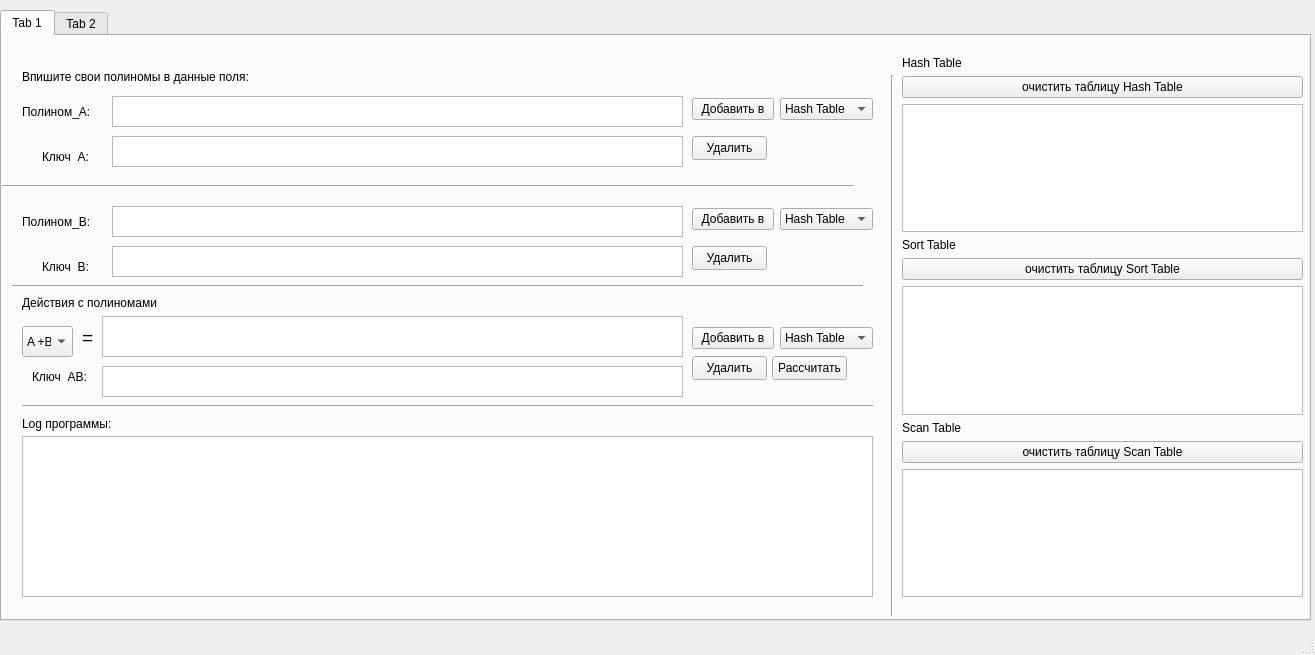
This is ErmolaevDA/03_lab_avl_table/samples/qt/mainwindow.ui in valentina-kustikova/mp2-practice as Qt 5 draws it before an edit. The edited form follows.
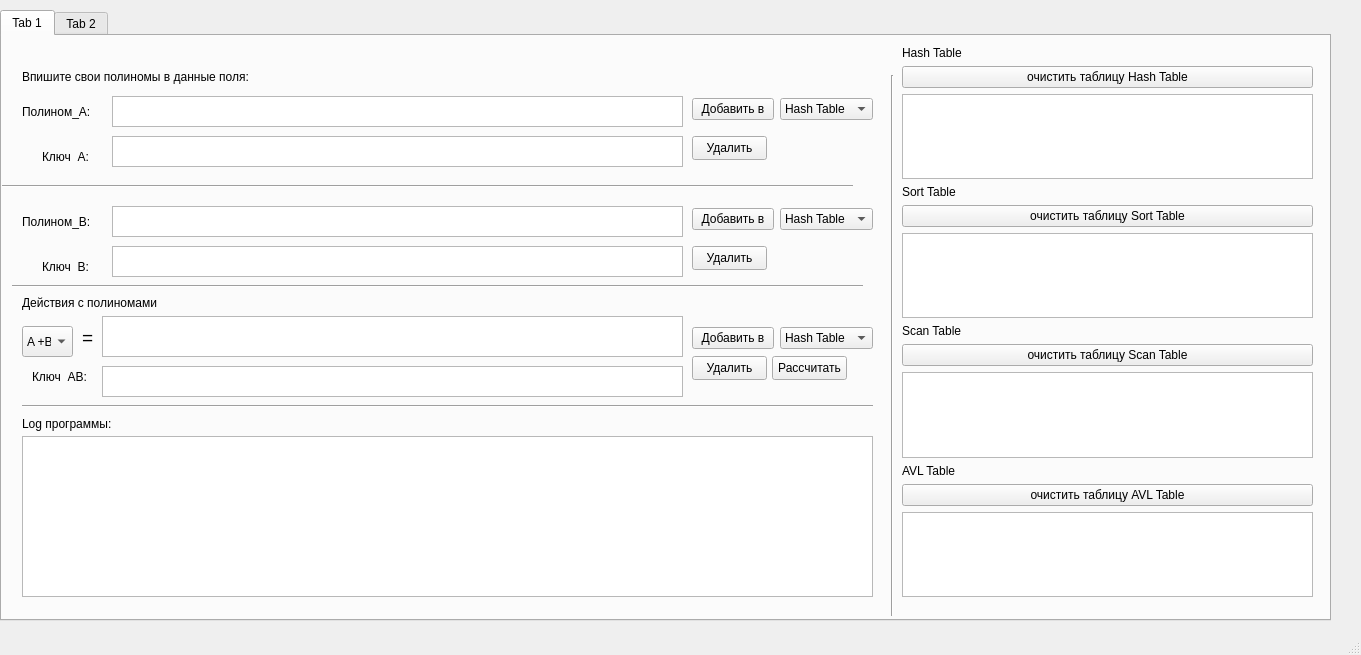
This is the edited form.

Diff of the .ui file:
```diff
--- a/ErmolaevDA/03_lab_avl_table/samples/qt/mainwindow.ui
+++ b/ErmolaevDA/03_lab_avl_table/samples/qt/mainwindow.ui
@@ -6,7 +6,7 @@
    <rect>
     <x>0</x>
     <y>0</y>
-    <width>1315</width>
+    <width>1361</width>
     <height>655</height>
    </rect>
   </property>
@@ -19,7 +19,7 @@
      <rect>
       <x>0</x>
       <y>10</y>
-      <width>1311</width>
+      <width>1331</width>
       <height>611</height>
      </rect>
     </property>
@@ -241,9 +241,9 @@
       <property name="geometry">
        <rect>
         <x>900</x>
-        <y>20</y>
-        <width>401</width>
-        <height>541</height>
+        <y>10</y>
+        <width>411</width>
+        <height>551</height>
        </rect>
       </property>
       <layout class="QVBoxLayout" name="verticalLayout">
@@ -298,6 +298,23 @@
        <item>
         <widget class="QTextBrowser" name="textBrowser_4"/>
        </item>
+       <item>
+        <widget class="QLabel" name="label_47">
+         <property name="text">
+          <string>AVL Table</string>
+         </property>
+        </widget>
+       </item>
+       <item>
+        <widget class="QPushButton" name="pushButton_27">
+         <property name="text">
+          <string>очистить таблицу AVL Table</string>
+         </property>
+        </widget>
+       </item>
+       <item>
+        <widget class="QTextBrowser" name="textBrowser_19"/>
+       </item>
       </layout>
      </widget>
      <widget class="QWidget" name="layoutWidget_2">
```
Left out of the diff: 17 changed lines with no effect on the pictures.
